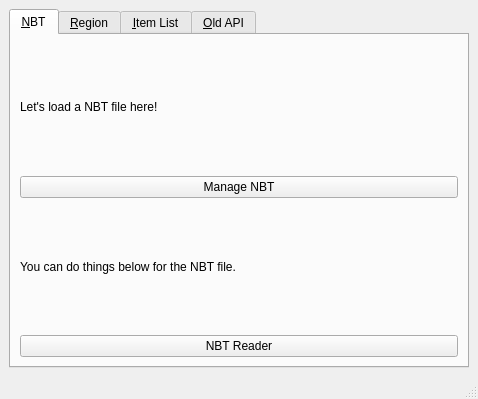
This is src/qt/mainwindow.ui in DreamHelium/dhlrc as Qt 5 draws it before an edit. The edited form follows.
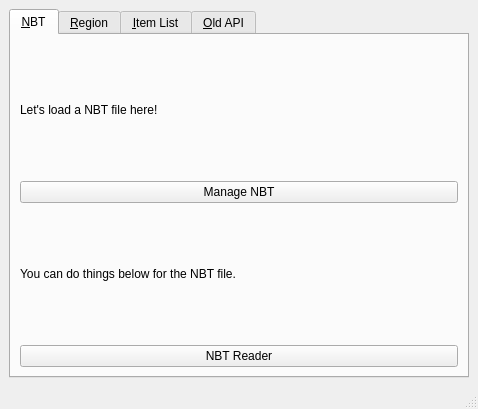
This is the edited form.

What changed in the file:
```diff
--- a/src/qt/mainwindow.ui
+++ b/src/qt/mainwindow.ui
@@ -7,7 +7,7 @@
     <x>0</x>
     <y>0</y>
     <width>478</width>
-    <height>399</height>
+    <height>409</height>
    </rect>
   </property>
   <property name="windowTitle">
```
Left out of the diff: 12 changed lines with no effect on the pictures.
